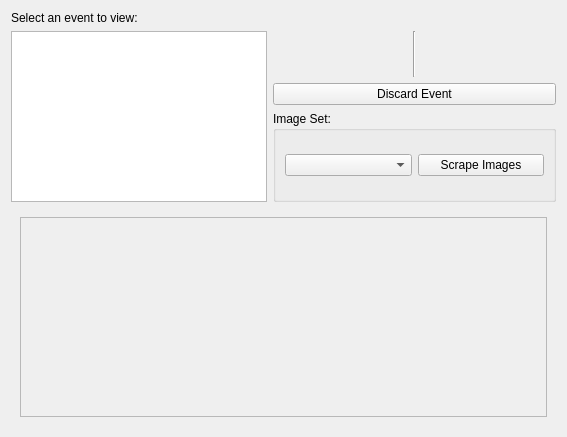
Old version of the form src/app/ui/EventsTab.ui in the repository caden-maxwell/nhtsa-scrape.
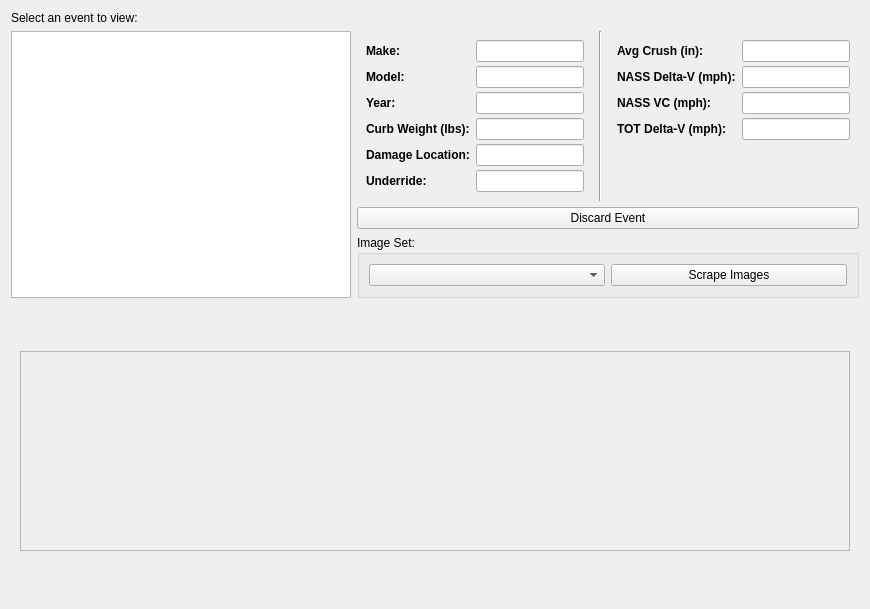
New version of the form.

Commit message: Event tab now has forms by default. Lots easier!

The edit to the form file:
```diff
--- a/src/app/ui/EventsTab.ui
+++ b/src/app/ui/EventsTab.ui
@@ -6,14 +6,33 @@
    <rect>
     <x>0</x>
     <y>0</y>
-    <width>567</width>
-    <height>437</height>
+    <width>870</width>
+    <height>609</height>
    </rect>
   </property>
   <property name="windowTitle">
    <string>Events</string>
   </property>
-  <layout class="QGridLayout" name="mainGrid" rowstretch="0,0,0,0,0,0,0,0" columnstretch="0,1">
+  <layout class="QGridLayout" name="mainGrid" rowstretch="0,0,0,0,0,0,0,0" columnstretch="0,0">
+   <item row="5" column="1" rowspan="2">
+    <widget class="QGroupBox" name="groupBox">
+     <property name="title">
+      <string>Image Set:</string>
+     </property>
+     <layout class="QHBoxLayout" name="horizontalLayout_2">
+      <item>
+       <widget class="QComboBox" name="imgSetCombo"/>
+      </item>
+      <item>
+       <widget class="QPushButton" name="scrapeBtn">
+        <property name="text">
+         <string>Scrape Images</string>
+        </property>
+       </widget>
+      </item>
+     </layout>
+    </widget>
+   </item>
    <item row="3" column="0" rowspan="4">
     <widget class="QListView" name="eventsList">
      <property name="minimumSize">
@@ -24,56 +43,6 @@
      </property>
     </widget>
    </item>
-   <item row="3" column="1">
-    <widget class="QWidget" name="eventDataWidget" native="true">
-     <layout class="QHBoxLayout" name="horizontalLayout">
-      <property name="leftMargin">
-       <number>0</number>
-      </property>
-      <property name="topMargin">
-       <number>0</number>
-      </property>
-      <property name="rightMargin">
-       <number>0</number>
-      </property>
-      <property name="bottomMargin">
-       <number>0</number>
-      </property>
-      <item>
-       <widget class="QWidget" name="eventDataLeft" native="true">
-        <layout class="QGridLayout" name="eventLayoutLeft">
-         <property name="verticalSpacing">
-          <number>2</number>
-         </property>
-        </layout>
-       </widget>
-      </item>
-      <item>
-       <widget class="Line" name="line">
-        <property name="orientation">
-         <enum>Qt::Vertical</enum>
-        </property>
-       </widget>
-      </item>
-      <item>
-       <widget class="QWidget" name="eventDataRight" native="true">
-        <layout class="QGridLayout" name="eventLayoutRight">
-         <property name="verticalSpacing">
-          <number>2</number>
-         </property>
-        </layout>
-       </widget>
-      </item>
-     </layout>
-    </widget>
-   </item>
-   <item row="4" column="1">
-    <widget class="QPushButton" name="discardBtn">
-     <property name="text">
-      <string>Discard Event</string>
-     </property>
-    </widget>
-   </item>
    <item row="7" column="0" colspan="2">
     <widget class="QWidget" name="imgWidget" native="true">
      <layout class="QGridLayout" name="imgWidgetGrid">
@@ -99,7 +68,7 @@
           <rect>
            <x>0</x>
            <y>0</y>
-           <width>529</width>
+           <width>832</width>
            <height>198</height>
           </rect>
          </property>
@@ -110,22 +79,236 @@
      </layout>
     </widget>
    </item>
-   <item row="5" column="1" rowspan="2">
-    <widget class="QGroupBox" name="groupBox">
-     <property name="title">
-      <string>Image Set:</string>
-     </property>
-     <layout class="QHBoxLayout" name="horizontalLayout_2">
+   <item row="3" column="1">
+    <widget class="QWidget" name="eventDataWidget" native="true">
+     <layout class="QHBoxLayout" name="horizontalLayout">
+      <property name="leftMargin">
+       <number>0</number>
+      </property>
+      <property name="topMargin">
+       <number>0</number>
+      </property>
+      <property name="rightMargin">
+       <number>0</number>
+      </property>
+      <property name="bottomMargin">
+       <number>0</number>
+      </property>
       <item>
-       <widget class="QComboBox" name="imgSetCombo"/>
+       <widget class="QWidget" name="eventDataLeft" native="true">
+        <layout class="QFormLayout" name="formLayoutLeft">
+         <property name="verticalSpacing">
+          <number>4</number>
+         </property>
+         <item row="0" column="0">
+          <widget class="QLabel" name="makeLabel">
+           <property name="font">
+            <font>
+             <bold>true</bold>
+            </font>
+           </property>
+           <property name="text">
+            <string>Make:</string>
+           </property>
+          </widget>
+         </item>
+         <item row="0" column="1">
+          <widget class="QLineEdit" name="makeLineEdit">
+           <property name="readOnly">
+            <bool>true</bool>
+           </property>
+          </widget>
+         </item>
+         <item row="1" column="0">
+          <widget class="QLabel" name="modelLabel">
+           <property name="font">
+            <font>
+             <bold>true</bold>
+            </font>
+           </property>
+           <property name="text">
+            <string>Model:</string>
+           </property>
+          </widget>
+         </item>
+         <item row="1" column="1">
+          <widget class="QLineEdit" name="modelLineEdit">
+           <property name="readOnly">
+            <bool>true</bool>
+           </property>
+          </widget>
+         </item>
+         <item row="2" column="0">
+          <widget class="QLabel" name="yearLabel">
+           <property name="font">
+            <font>
+             <bold>true</bold>
+            </font>
+           </property>
+           <property name="text">
+            <string>Year:</string>
+           </property>
+          </widget>
+         </item>
+         <item row="2" column="1">
+          <widget class="QLineEdit" name="yearLineEdit">
+           <property name="readOnly">
+            <bool>true</bool>
+           </property>
+          </widget>
+         </item>
+         <item row="3" column="0">
+          <widget class="QLabel" name="curbWeightLabel">
+           <property name="font">
+            <font>
+             <bold>true</bold>
+            </font>
+           </property>
+           <property name="text">
+            <string>Curb Weight (lbs):</string>
+           </property>
+          </widget>
+         </item>
+         <item row="3" column="1">
+          <widget class="QLineEdit" name="curbWeightLineEdit">
+           <property name="readOnly">
+            <bool>true</bool>
+           </property>
+          </widget>
+         </item>
+         <item row="4" column="0">
+          <widget class="QLabel" name="dmgLocLabel">
+           <property name="font">
+            <font>
+             <bold>true</bold>
+            </font>
+           </property>
+           <property name="text">
+            <string>Damage Location:</string>
+           </property>
+          </widget>
+         </item>
+         <item row="4" column="1">
+          <widget class="QLineEdit" name="dmgLocLineEdit">
+           <property name="readOnly">
+            <bool>true</bool>
+           </property>
+          </widget>
+         </item>
+         <item row="5" column="0">
+          <widget class="QLabel" name="underrideLabel">
+           <property name="font">
+            <font>
+             <bold>true</bold>
+            </font>
+           </property>
+           <property name="text">
+            <string>Underride:</string>
+           </property>
+          </widget>
+         </item>
+         <item row="5" column="1">
+          <widget class="QLineEdit" name="underrideLineEdit">
+           <property name="readOnly">
+            <bool>true</bool>
+           </property>
+          </widget>
+         </item>
+        </layout>
+       </widget>
       </item>
       <item>
-       <widget class="QPushButton" name="scrapeBtn">
-        <property name="text">
-         <string>Scrape Images</string>
+       <widget class="Line" name="line">
+        <property name="orientation">
+         <enum>Qt::Vertical</enum>
         </property>
        </widget>
       </item>
+      <item>
+       <widget class="QWidget" name="eventDataRight" native="true">
+        <layout class="QFormLayout" name="formLayoutRight">
+         <property name="verticalSpacing">
+          <number>4</number>
+         </property>
+         <item row="0" column="0">
+          <widget class="QLabel" name="cBarLabel">
+           <property name="font">
+            <font>
+             <bold>true</bold>
+            </font>
+           </property>
+           <property name="text">
+            <string>Avg Crush (in):</string>
+           </property>
+          </widget>
+         </item>
+         <item row="0" column="1">
+          <widget class="QLineEdit" name="cBarLineEdit">
+           <property name="readOnly">
+            <bool>true</bool>
+           </property>
+          </widget>
+         </item>
+         <item row="1" column="0">
+          <widget class="QLabel" name="nassDVLabel">
+           <property name="font">
+            <font>
+             <bold>true</bold>
+            </font>
+           </property>
+           <property name="text">
+            <string>NASS Delta-V (mph):</string>
+           </property>
+          </widget>
+         </item>
+         <item row="1" column="1">
+          <widget class="QLineEdit" name="nassDVLineEdit">
+           <property name="readOnly">
+            <bool>true</bool>
+           </property>
+          </widget>
+         </item>
+         <item row="2" column="0">
+          <widget class="QLabel" name="nassVCLabel">
+           <property name="font">
+            <font>
+             <bold>true</bold>
+            </font>
+           </property>
+           <property name="text">
+            <string>NASS VC (mph):</string>
+           </property>
+          </widget>
+         </item>
+         <item row="2" column="1">
+          <widget class="QLineEdit" name="nassVCLineEdit">
+           <property name="readOnly">
+            <bool>true</bool>
+           </property>
+          </widget>
+         </item>
+         <item row="3" column="0">
+          <widget class="QLabel" name="totDVLabel">
+           <property name="font">
+            <font>
+             <bold>true</bold>
+            </font>
+           </property>
+           <property name="text">
+            <string>TOT Delta-V (mph): </string>
+           </property>
+          </widget>
+         </item>
+         <item row="3" column="1">
+          <widget class="QLineEdit" name="totDVLineEdit">
+           <property name="readOnly">
+            <bool>true</bool>
+           </property>
+          </widget>
+         </item>
+        </layout>
+       </widget>
+      </item>
      </layout>
     </widget>
    </item>
@@ -142,6 +325,13 @@
      </property>
     </widget>
    </item>
+   <item row="4" column="1">
+    <widget class="QPushButton" name="discardBtn">
+     <property name="text">
+      <string>Discard Event</string>
+     </property>
+    </widget>
+   </item>
   </layout>
  </widget>
  <resources/>
```
The commit also changes 4 other files.
